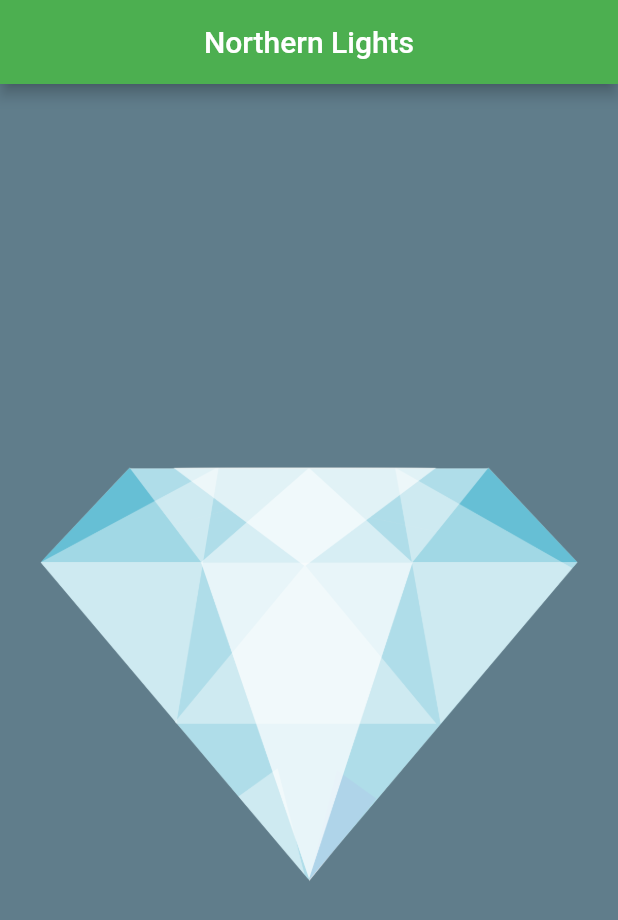
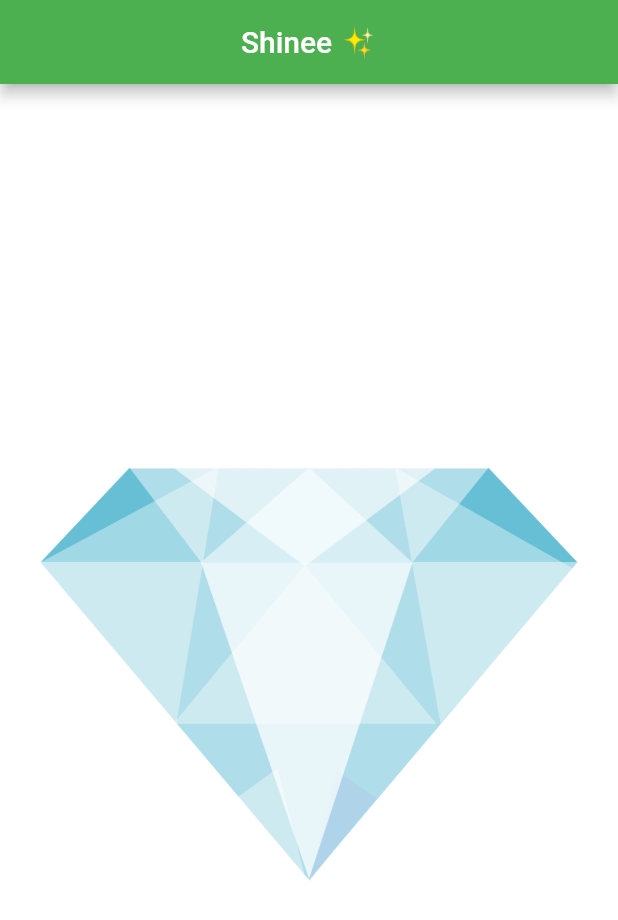
Before and after one commit to fjbMultisys/rich_2021, a Flutter app: the screen it shows after launch, on a phone screen of 412 x 824 dp. Shown: the top 920 px of the screen. Run offline on Flutter 3.47's test engine with Material 2 defaults, Android fonts, the phone set to English and light mode, and no system bars.

```diff
--- a/lib/main.dart
+++ b/lib/main.dart
@@ -4,10 +4,10 @@ void main() {
   runApp(
     MaterialApp(
       home: Scaffold(
-        backgroundColor: Colors.blueGrey,
+        backgroundColor: Colors.white54,
         appBar: AppBar(
           title: Center(
-            child: Text('Northern Lights'),
+            child: Text('Shinee ✨'),
           ),
           backgroundColor: Colors.green,
         ),
```
Also changed, not shown: 22 other files.
